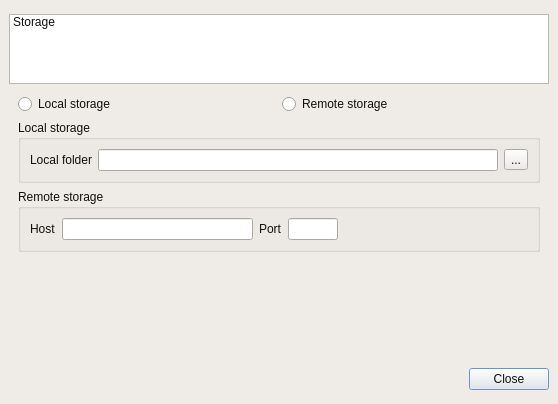
This is src/ui_icepapcms/qt_designer_files/dialogpreferences.ui in ALBA-Synchrotron/IcepapCMS as Qt 5 draws it before an edit. The edited form follows.
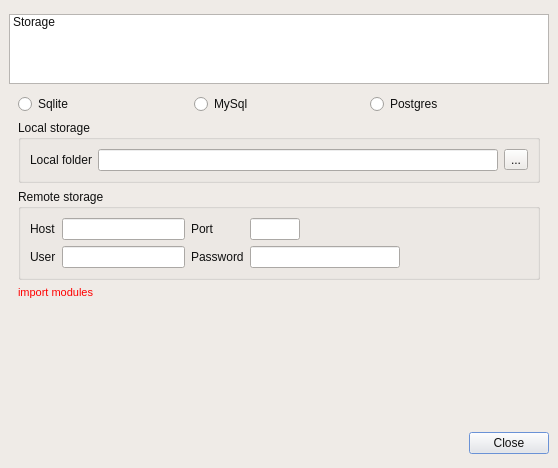
This is the edited form. Icons and pictures are not drawn.

Commit message: 0.5 . New release. Forget ZODB, welcome to Storm (storm.canonical.com). Support for Sqlite, Mysql and Postgres.

What changed in the file:
```diff
--- a/src/ui_icepapcms/qt_designer_files/dialogpreferences.ui
+++ b/src/ui_icepapcms/qt_designer_files/dialogpreferences.ui
@@ -6,7 +6,7 @@
     <x>0</x>
     <y>0</y>
     <width>558</width>
-    <height>404</height>
+    <height>468</height>
    </rect>
   </property>
   <property name="palette" >
@@ -484,14 +484,342 @@
   <property name="windowIcon" >
    <iconset resource="icepapcms.qrc" >:/icons/IcepapCfg Icons/preferences-system.png</iconset>
   </property>
-  <layout class="QVBoxLayout" >
+  <layout class="QGridLayout" >
    <property name="margin" >
     <number>9</number>
    </property>
    <property name="spacing" >
     <number>6</number>
    </property>
-   <item>
+   <item row="1" column="0" >
+    <widget class="QStackedWidget" name="stackedWidget" >
+     <property name="currentIndex" >
+      <number>0</number>
+     </property>
+     <widget class="QWidget" name="pageStorage" >
+      <layout class="QGridLayout" >
+       <property name="margin" >
+        <number>9</number>
+       </property>
+       <property name="spacing" >
+        <number>6</number>
+       </property>
+       <item row="4" column="0" >
+        <spacer>
+         <property name="orientation" >
+          <enum>Qt::Vertical</enum>
+         </property>
+         <property name="sizeHint" >
+          <size>
+           <width>20</width>
+           <height>40</height>
+          </size>
+         </property>
+        </spacer>
+       </item>
+       <item row="3" column="0" >
+        <widget class="QLabel" name="lblModules" >
+         <property name="palette" >
+          <palette>
+           <active>
+            <colorrole role="WindowText" >
+             <brush brushstyle="SolidPattern" >
+              <color alpha="255" >
+               <red>255</red>
+               <green>0</green>
+               <blue>0</blue>
+              </color>
+             </brush>
+            </colorrole>
+            <colorrole role="Text" >
+             <brush brushstyle="SolidPattern" >
+              <color alpha="255" >
+               <red>255</red>
+               <green>0</green>
+               <blue>0</blue>
+              </color>
+             </brush>
+            </colorrole>
+           </active>
+           <inactive>
+            <colorrole role="WindowText" >
+             <brush brushstyle="SolidPattern" >
+              <color alpha="255" >
+               <red>255</red>
+               <green>0</green>
+               <blue>0</blue>
+              </color>
+             </brush>
+            </colorrole>
+            <colorrole role="Text" >
+             <brush brushstyle="SolidPattern" >
+              <color alpha="255" >
+               <red>255</red>
+               <green>0</green>
+               <blue>0</blue>
+              </color>
+             </brush>
+            </colorrole>
+           </inactive>
+           <disabled>
+            <colorrole role="WindowText" >
+             <brush brushstyle="SolidPattern" >
+              <color alpha="255" >
+               <red>127</red>
+               <green>125</green>
+               <blue>123</blue>
+              </color>
+             </brush>
+            </colorrole>
+            <colorrole role="Text" >
+             <brush brushstyle="SolidPattern" >
+              <color alpha="255" >
+               <red>127</red>
+               <green>125</green>
+               <blue>123</blue>
+              </color>
+             </brush>
+            </colorrole>
+           </disabled>
+          </palette>
+         </property>
+         <property name="font" >
+          <font>
+           <pointsize>8</pointsize>
+          </font>
+         </property>
+         <property name="text" >
+          <string>&lt;html>&lt;head>&lt;meta name="qrichtext" content="1" />&lt;style type="text/css">
+p, li { white-space: pre-wrap; }
+&lt;/style>&lt;/head>&lt;body style=" font-family:'Sans Serif'; font-size:8pt; font-weight:400; font-style:normal; text-decoration:none;">
+&lt;p style=" margin-top:0px; margin-bottom:0px; margin-left:0px; margin-right:0px; -qt-block-indent:0; text-indent:0px;">import modules&lt;/p>&lt;/body>&lt;/html></string>
+         </property>
+        </widget>
+       </item>
+       <item row="1" column="0" >
+        <widget class="QGroupBox" name="gbLocal" >
+         <property name="title" >
+          <string>Local storage</string>
+         </property>
+         <layout class="QHBoxLayout" >
+          <property name="margin" >
+           <number>9</number>
+          </property>
+          <property name="spacing" >
+           <number>6</number>
+          </property>
+          <item>
+           <widget class="QLabel" name="label" >
+            <property name="text" >
+             <string>Local folder</string>
+            </property>
+           </widget>
+          </item>
+          <item>
+           <widget class="QLineEdit" name="txtLocalFolder" >
+            <property name="maximumSize" >
+             <size>
+              <width>1666666</width>
+              <height>16777215</height>
+             </size>
+            </property>
+           </widget>
+          </item>
+          <item>
+           <widget class="QToolButton" name="btnBrowser" >
+            <property name="text" >
+             <string>...</string>
+            </property>
+           </widget>
+          </item>
+         </layout>
+        </widget>
+       </item>
+       <item row="2" column="0" >
+        <widget class="QGroupBox" name="gbRemote" >
+         <property name="title" >
+          <string>Remote storage</string>
+         </property>
+         <layout class="QGridLayout" >
+          <property name="margin" >
+           <number>9</number>
+          </property>
+          <property name="spacing" >
+           <number>6</number>
+          </property>
+          <item row="1" column="5" >
+           <spacer>
+            <property name="orientation" >
+             <enum>Qt::Horizontal</enum>
+            </property>
+            <property name="sizeHint" >
+             <size>
+              <width>71</width>
+              <height>20</height>
+             </size>
+            </property>
+           </spacer>
+          </item>
+          <item row="1" column="3" colspan="2" >
+           <widget class="QLineEdit" name="txtPassword" >
+            <property name="minimumSize" >
+             <size>
+              <width>150</width>
+              <height>0</height>
+             </size>
+            </property>
+            <property name="maximumSize" >
+             <size>
+              <width>150</width>
+              <height>16777215</height>
+             </size>
+            </property>
+            <property name="echoMode" >
+             <enum>QLineEdit::Password</enum>
+            </property>
+           </widget>
+          </item>
+          <item row="0" column="3" >
+           <widget class="QLineEdit" name="txtPort" >
+            <property name="maximumSize" >
+             <size>
+              <width>50</width>
+              <height>16777215</height>
+             </size>
+            </property>
+           </widget>
+          </item>
+          <item row="0" column="2" >
+           <widget class="QLabel" name="label_3" >
+            <property name="text" >
+             <string>Port</string>
+            </property>
+           </widget>
+          </item>
+          <item row="0" column="1" >
+           <widget class="QLineEdit" name="txtHost" >
+            <property name="maximumSize" >
+             <size>
+              <width>200</width>
+              <height>16777215</height>
+             </size>
+            </property>
+           </widget>
+          </item>
+          <item row="0" column="4" colspan="2" >
+           <spacer>
+            <property name="orientation" >
+             <enum>Qt::Horizontal</enum>
+            </property>
+            <property name="sizeHint" >
+             <size>
+              <width>40</width>
+              <height>20</height>
+             </size>
+            </property>
+           </spacer>
+          </item>
+          <item row="0" column="0" >
+           <widget class="QLabel" name="label_2" >
+            <property name="text" >
+             <string>Host</string>
+            </property>
+           </widget>
+          </item>
+          <item row="1" column="0" >
+           <widget class="QLabel" name="label_4" >
+            <property name="text" >
+             <string>User</string>
+            </property>
+           </widget>
+          </item>
+          <item row="1" column="1" >
+           <widget class="QLineEdit" name="txtUser" >
+            <property name="maximumSize" >
+             <size>
+              <width>150</width>
+              <height>16777215</height>
+             </size>
+            </property>
+           </widget>
+          </item>
+          <item row="1" column="2" >
+           <widget class="QLabel" name="txPasswo" >
+            <property name="text" >
+             <string>Password</string>
+            </property>
+           </widget>
+          </item>
+         </layout>
+        </widget>
+       </item>
+       <item row="0" column="0" >
+        <layout class="QHBoxLayout" >
+         <property name="margin" >
+          <number>0</number>
+         </property>
+         <property name="spacing" >
+          <number>6</number>
+         </property>
+         <item>
+          <widget class="QRadioButton" name="rbsqlite" >
+           <property name="layoutDirection" >
+            <enum>Qt::LeftToRight</enum>
+           </property>
+           <property name="text" >
+            <string>Sqlite</string>
+           </property>
+           <property name="icon" >
+            <iconset resource="icepapcms.qrc" >:/icons/IcepapCfg Icons/sqlite.png</iconset>
+           </property>
+           <property name="iconSize" >
+            <size>
+             <width>50</width>
+             <height>50</height>
+            </size>
+           </property>
+          </widget>
+         </item>
+         <item>
+          <widget class="QRadioButton" name="rbmysql" >
+           <property name="text" >
+            <string>MySql</string>
+           </property>
+           <property name="icon" >
+            <iconset resource="icepapcms.qrc" >:/icons/IcepapCfg Icons/mysql.gif</iconset>
+           </property>
+           <property name="iconSize" >
+            <size>
+             <width>50</width>
+             <height>50</height>
+            </size>
+           </property>
+          </widget>
+         </item>
+         <item>
+          <widget class="QRadioButton" name="rbpostgres" >
+           <property name="text" >
+            <string>Postgres</string>
+           </property>
+           <property name="icon" >
+            <iconset resource="icepapcms.qrc" >:/icons/IcepapCfg Icons/postgresql.png</iconset>
+           </property>
+           <property name="iconSize" >
+            <size>
+             <width>40</width>
+             <height>40</height>
+            </size>
+           </property>
+          </widget>
+         </item>
+        </layout>
+       </item>
+      </layout>
+     </widget>
+     <widget class="QWidget" name="pageUsers" />
+    </widget>
+   </item>
+   <item row="0" column="0" >
     <widget class="QListWidget" name="listWidget" >
      <property name="sizePolicy" >
       <sizepolicy>
@@ -550,184 +878,7 @@
      </item>
     </widget>
    </item>
-   <item>
-    <widget class="QStackedWidget" name="stackedWidget" >
-     <property name="currentIndex" >
-      <number>0</number>
-     </property>
-     <widget class="QWidget" name="pageStorage" >
-      <layout class="QVBoxLayout" >
-       <property name="margin" >
-        <number>9</number>
-       </property>
-       <property name="spacing" >
-        <number>6</number>
-       </property>
-       <item>
-        <layout class="QHBoxLayout" >
-         <property name="margin" >
-          <number>0</number>
-         </property>
-         <property name="spacing" >
-          <number>6</number>
-         </property>
-         <item>
-          <widget class="QRadioButton" name="rbLocal" >
-           <property name="layoutDirection" >
-            <enum>Qt::LeftToRight</enum>
-           </property>
-           <property name="text" >
-            <string>Local storage</string>
-           </property>
-           <property name="icon" >
-            <iconset resource="icepapcms.qrc" >:/icons/IcepapCfg Icons/gnome-dev-harddisk.png</iconset>
-           </property>
-           <property name="iconSize" >
-            <size>
-             <width>40</width>
-             <height>40</height>
-            </size>
-           </property>
-          </widget>
-         </item>
-         <item>
-          <widget class="QRadioButton" name="rbRemote" >
-           <property name="text" >
-            <string>Remote storage</string>
-           </property>
-           <property name="icon" >
-            <iconset resource="icepapcms.qrc" >:/icons/IcepapCfg Icons/gnome-dev-network.png</iconset>
-           </property>
-           <property name="iconSize" >
-            <size>
-             <width>40</width>
-             <height>40</height>
-            </size>
-           </property>
-          </widget>
-         </item>
-        </layout>
-       </item>
-       <item>
-        <widget class="QGroupBox" name="gbLocal" >
-         <property name="title" >
-          <string>Local storage</string>
-         </property>
-         <layout class="QHBoxLayout" >
-          <property name="margin" >
-           <number>9</number>
-          </property>
-          <property name="spacing" >
-           <number>6</number>
-          </property>
-          <item>
-           <widget class="QLabel" name="label" >
-            <property name="text" >
-             <string>Local folder</string>
-            </property>
-           </widget>
-          </item>
-          <item>
-           <widget class="QLineEdit" name="txtLocalFolder" >
-            <property name="maximumSize" >
-             <size>
-              <width>1666666</width>
-              <height>16777215</height>
-             </size>
-            </property>
-           </widget>
-          </item>
-          <item>
-           <widget class="QToolButton" name="btnBrowser" >
-            <property name="text" >
-             <string>...</string>
-            </property>
-           </widget>
-          </item>
-         </layout>
-        </widget>
-       </item>
-       <item>
-        <widget class="QGroupBox" name="gbRemote" >
-         <property name="title" >
-          <string>Remote storage</string>
-         </property>
-         <layout class="QHBoxLayout" >
-          <property name="margin" >
-           <number>9</number>
-          </property>
-          <property name="spacing" >
-           <number>6</number>
-          </property>
-          <item>
-           <widget class="QLabel" name="label_2" >
-            <property name="text" >
-             <string>Host</string>
-            </property>
-           </widget>
-          </item>
-          <item>
-           <widget class="QLineEdit" name="txtHost" >
-            <property name="maximumSize" >
-             <size>
-              <width>200</width>
-              <height>16777215</height>
-             </size>
-            </property>
-           </widget>
-          </item>
-          <item>
-           <widget class="QLabel" name="label_3" >
-            <property name="text" >
-             <string>Port</string>
-            </property>
-           </widget>
-          </item>
-          <item>
-           <widget class="QLineEdit" name="txtPort" >
-            <property name="maximumSize" >
-             <size>
-              <width>50</width>
-              <height>16777215</height>
-             </size>
-            </property>
-           </widget>
-          </item>
-          <item>
-           <spacer>
-            <property name="orientation" >
-             <enum>Qt::Horizontal</enum>
-            </property>
-            <property name="sizeHint" >
-             <size>
-              <width>40</width>
-              <height>20</height>
-             </size>
-            </property>
-           </spacer>
-          </item>
-         </layout>
-        </widget>
-       </item>
-       <item>
-        <spacer>
-         <property name="orientation" >
-          <enum>Qt::Vertical</enum>
-         </property>
-         <property name="sizeHint" >
-          <size>
-           <width>20</width>
-           <height>40</height>
-          </size>
-         </property>
-        </spacer>
-       </item>
-      </layout>
-     </widget>
-     <widget class="QWidget" name="pageUsers" />
-    </widget>
-   </item>
-   <item>
+   <item row="2" column="0" >
     <layout class="QHBoxLayout" >
      <property name="margin" >
       <number>0</number>
```
Left out of the diff: 15 changed lines with no effect on the pictures. The commit also changes 72 other files.
